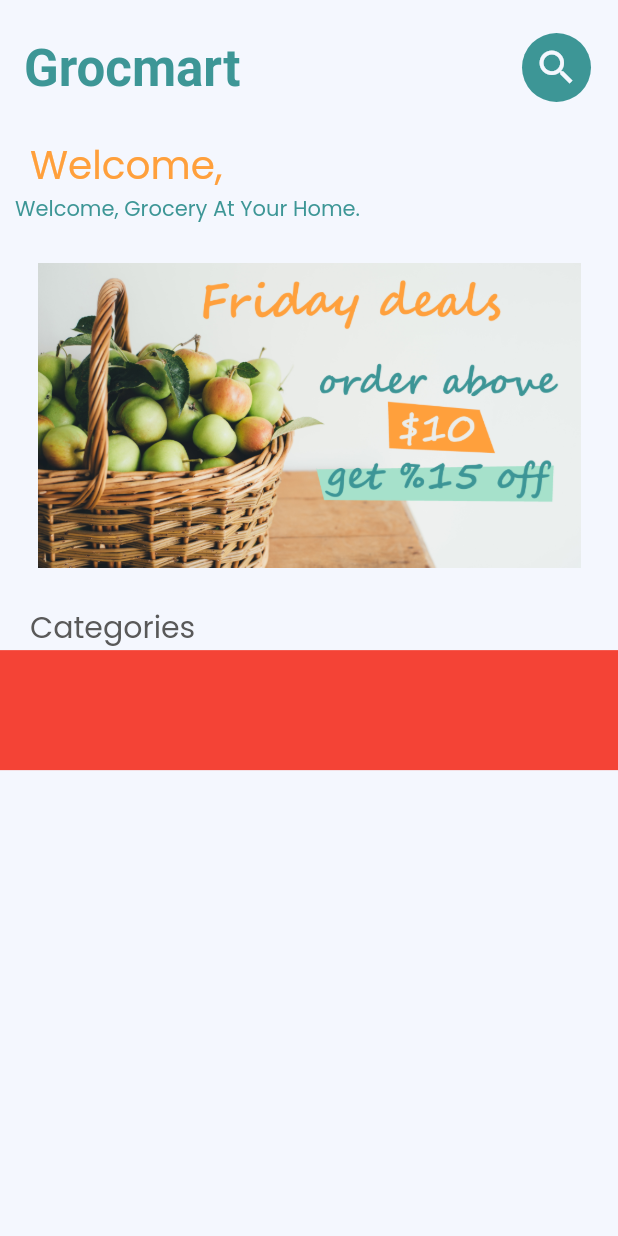
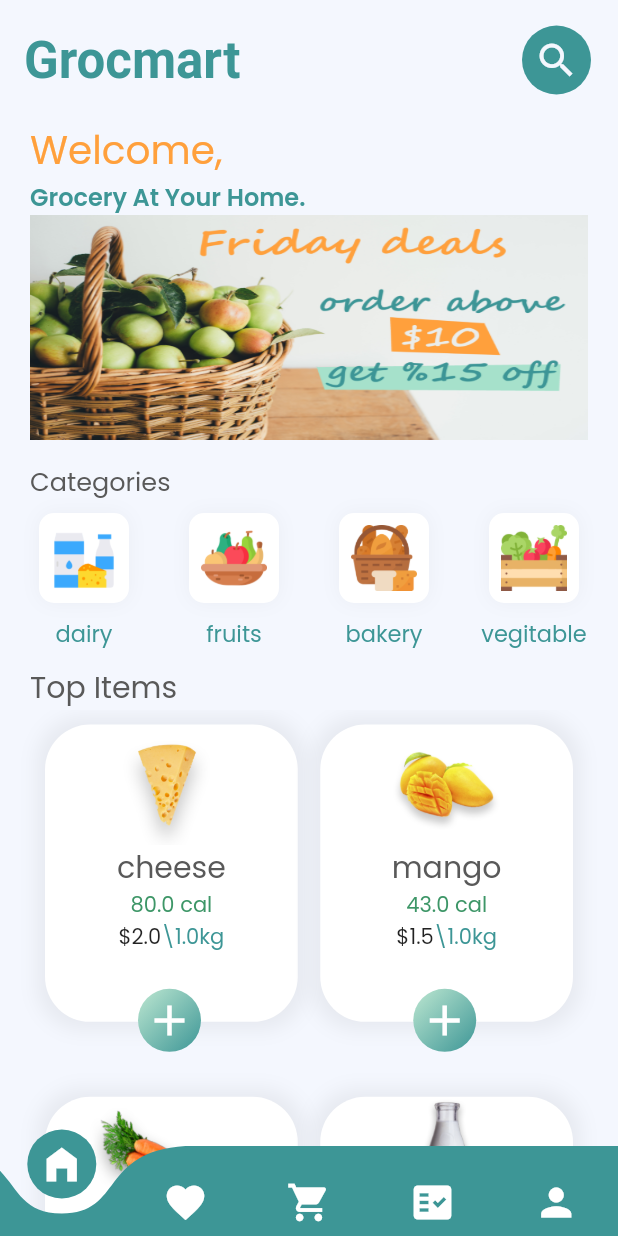
Before and after one commit to mstafamajid/grosmart, a Flutter app: the screen it shows after launch, on a phone screen of 412 x 824 dp. Run offline on Flutter 3.47's test engine with Material 2 defaults, Android fonts, the phone set to English and light mode, and no system bars; drawn by our look-alikes of curved_navigation_bar; our stand-ins replace google_maps_flutter.

Commit message:
complete mainScreen and update dummy data

```diff
--- a/lib/constant.dart
+++ b/lib/constant.dart
@@ -5,3 +5,4 @@ import 'package:flutter/cupertino.dart';
 const green=Color(0xFF3D9696);
 const black_label=Color(0xff595959);
 const forgetPasswordColor=Color(0xff5063B0);
+const orange=Color(0xFFFFA03C);
--- a/lib/dataModal/products.dart
+++ b/lib/dataModal/products.dart
@@ -3,16 +3,24 @@ import 'package:flutter/foundation.dart';
 
 class Product with ChangeNotifier{
   final String id;
+  final double  calories;
   final String categoryId;
    double price;
   final String imagePath;
   final String name;
+  final String typemesu;
+  final double numPerSale;
    Product({
+    required this.calories,
     required this.id,
     required this.categoryId,
     required this.price,
     required this.imagePath,
     required this.name,
+    required this.typemesu,
+    required this.numPerSale,
+
+
   });
 }
 
--- a/lib/dataModal/products_list.dart
+++ b/lib/dataModal/products_list.dart
@@ -1,86 +1,100 @@
-// ignore_for_file: prefer_final_fields
-
 import 'package:flutter/foundation.dart';
 import 'image_paths.dart';
 import 'products.dart';
 
 class Products with ChangeNotifier {
-  List<Product> listOfProducts = [
+  List<Product> _listOfProducts = [
     Product(
-        id: 'id2',
-        categoryId: 'ct1',
-        price: 1,
-        imagePath: bakery,
-        name: 'bakery'),
-    Product(
-        id: 'id6',
-        categoryId: 'ct2',
-        price: 3,
-        imagePath: cookie,
-        name: 'cookie'),
-    Product(
-        id: 'id7',
-        categoryId: 'ct3',
-        price: 4,
-        imagePath: dairy,
-        name: 'dairy'),
-    Product(
+        numPerSale: 1,
+        calories: 80,
         id: 'id5',
         categoryId: 'ct2',
         price: 2,
         imagePath: cheese,
-        name: 'cheese'),
+        name: 'cheese',
+        typemesu: 'kg'),
     Product(
+        numPerSale: 1,
+        typemesu: 'kg',
+        calories: 43,
         id: 'id8',
         categoryId: 'ct3',
         price: 1.5,
         imagePath: mango,
         name: 'mango'),
     Product(
+        numPerSale: 1,
+        typemesu: 'kg',
+        calories: 23,
         id: 'id4',
         categoryId: 'ct2',
         price: 1.1,
         imagePath: carrot,
         name: 'carrot'),
     Product(
-        id: 'id10', categoryId: 'ct3', price: 5, imagePath: milk, name: 'milk'),
+        numPerSale: 1,
+        typemesu: 'lt',
+        calories: 33,
+        id: 'id10',
+        categoryId: 'ct3',
+        price: 5,
+        imagePath: milk,
+        name: 'milk'),
     Product(
+        numPerSale: 10,
+        typemesu: 'pcs',
+        calories: 26,
         id: 'id3',
         categoryId: 'ct1',
         price: 2,
         imagePath: bread,
         name: 'bread'),
     Product(
+        numPerSale: 1,
+        typemesu: 'kg',
+        calories: 22,
         id: 'id11',
         categoryId: 'ct3',
         price: 2.5,
         imagePath: tomato,
         name: 'tomato'),
     Product(
+        numPerSale: 1,
+        typemesu: 'kg',
+        calories: 43,
         id: 'id1',
         categoryId: 'ct1',
         price: 1,
         imagePath: banana,
         name: 'banana'),
+    Product(
+        numPerSale: 5,
+        typemesu: 'pcs',
+        calories: 45,
+        id: 'id12',
+        categoryId: 'ct2',
+        price: 1,
+        imagePath: cookie,
+        name: 'cookie'),
   ];
   List<Product> get listOfProductsss {
-    return [...listOfProducts];
+    return [..._listOfProducts];
   }
 
   void add(Product newproduct) {
-    listOfProducts.add(newproduct);
+    _listOfProducts.add(newproduct);
     notifyListeners();
   }
 }
 
-// class Categories with ChangeNotifier {
-//   List<category> categories_list = [
-//     category(id: 'ct1', name: 'dairy', imageUrl: dairy),
-//     category(id: 'ct2', name: 'fruits', imageUrl: fruit),
-//     category(id: 'ct3', name: 'bakery', imageUrl: bakery),
-//     category(id: 'ct3', name: 'vegitable', imageUrl: organic_food),
-//   ];
-//    List<category> get listOfCategories {
-//     return categories_list;
-//   }
-// }
+class Categories with ChangeNotifier {
+  List<category> _categories_list = [
+    category(id: 'ct1', name: 'dairy', imageUrl: dairy),
+    category(id: 'ct2', name: 'fruits', imageUrl: fruit),
+    category(id: 'ct3', name: 'bakery', imageUrl: bakery),
+    category(id: 'ct3', name: 'vegitable', imageUrl: organic_food),
+  ];
+  List<category> get listOfCategories {
+    return _categories_list;
+  }
+}
--- a/lib/main.dart
+++ b/lib/main.dart
@@ -1,7 +1,9 @@
 import 'package:flutter/material.dart';
 import 'package:grosmart/constant.dart';
+import 'package:grosmart/dataModal/products_list.dart';
 import 'package:grosmart/login%20and%20registration/Login_screen.dart';
 import 'package:grosmart/screens/mainScreen.dart';
+import 'package:provider/provider.dart';
 
 void main() {
   runApp(const MyApp());
@@ -13,7 +15,12 @@ class MyApp extends StatelessWidget {
   // This widget is the root of your application.
   @override
   Widget build(BuildContext context) {
-    return MaterialApp(
+    return MultiProvider(
+      providers: [
+        ChangeNotifierProvider(create: (context) => Categories()),
+        ChangeNotifierProvider(create: (context) => Products()),
+      ],
+      child: MaterialApp(
         debugShowCheckedModeBanner: false,
         initialRoute: ProductOverView.nameRoute,
         routes: {
@@ -21,6 +28,9 @@ class MyApp extends StatelessWidget {
           '/': (context) => const Login_registration_screen()
         },
         theme: ThemeData(
+          colorScheme: Theme.of(context)
+              .colorScheme
+              .copyWith(primary: green, secondary: green),
           canvasColor: const Color(0xFFF4F7FE),
           appBarTheme: const AppBarTheme(
               titleTextStyle: TextStyle(
@@ -53,6 +63,7 @@ class MyApp extends StatelessWidget {
               contentPadding: EdgeInsets.zero,
               alignLabelWithHint: true),
         ),
+      ),
     );
   }
 }
--- a/lib/screens/mainScreen.dart
+++ b/lib/screens/mainScreen.dart
@@ -1,11 +1,13 @@
-
-
+import 'package:curved_navigation_bar/curved_navigation_bar.dart';
 import 'package:flutter/material.dart';
 
 import 'package:grosmart/constant.dart';
 import 'package:grosmart/dataModal/image_paths.dart';
 import 'package:grosmart/dataModal/products_list.dart';
 import 'package:grosmart/screens/widgets/Categories_itembuilder.dart';
+import 'package:grosmart/screens/widgets/TopItem_gridview_builder.dart';
+
+import 'package:provider/provider.dart';
 
 class ProductOverView extends StatelessWidget {
   const ProductOverView({Key? key}) : super(key: key);
@@ -13,9 +15,38 @@ class ProductOverView extends StatelessWidget {
   @override
   Widget build(BuildContext context) {
     return Scaffold(
+      extendBody: true,
+      bottomNavigationBar: Theme(
+        data: Theme.of(context)
+            .copyWith(iconTheme: IconThemeData(color: Colors.white, size: 30)),
+        child: CurvedNavigationBar(
+          height: 60,
+          color: green,
+          backgroundColor: Colors.transparent,
+          buttonBackgroundColor: green,
+          animationDuration: Duration(milliseconds: 300),
+          items: const [
+            Icon(
+              Icons.home_filled,
+            ),
+            Icon(
+              Icons.favorite,
+            ),
+            Icon(
+              Icons.shopping_cart,
+            ),
+            Icon(
+              Icons.fact_check,
+            ),
+            Icon(
+              Icons.person,
+            ),
+          ],
+        ),
+      ),
       appBar: AppBar(
         backgroundColor: Theme.of(context).canvasColor,
-        toolbarHeight: 90,
+        toolbarHeight: 80,
         elevation: 0,
         title: const Text(
           'Grocmart',
@@ -40,43 +71,93 @@ class ProductOverView extends StatelessWidget {
       body: Column(
         crossAxisAlignment: CrossAxisAlignment.stretch,
         children: [
-          Padding(
-            padding: const EdgeInsets.only(left: 20),
-            child: const Text(
+          const Padding(
+            padding: EdgeInsets.only(left: 20),
+            child: Text(
               'Welcome,',
-              style: TextStyle(color: Color(0xFFFFA03C), fontSize: 26),
+              style: TextStyle(color: orange, fontSize: 26),
             ),
           ),
-          Padding(
-            padding: const EdgeInsets.only(
-              left: 10,
+          const Padding(
+            padding: EdgeInsets.only(
+              left: 20,
             ),
-            child: const Text(
-              'Welcome, Grocery At Your Home.',
-              style: TextStyle(color: green),
+            child: Text(
+              'Grocery At Your Home.',
+              style: TextStyle(
+                  color: green, fontSize: 16, fontWeight: FontWeight.w600),
             ),
           ),
           Container(
-            padding: const EdgeInsets.all(25),
-            child: Image.asset(friday_offer),
+            height: 150,
+            padding: const EdgeInsets.only(top: 0, right: 20, left: 20),
+            child: Image.asset(
+              friday_offer,
+              fit: BoxFit.fill,
+            ),
           ),
-          Padding(
-            padding: const EdgeInsets.only(left: 20),
-            child: const Text(
+          const Padding(
+            padding: EdgeInsets.only(left: 20, top: 15),
+            child: Text(
               'Categories',
+              style: TextStyle(
+                color: black_label,
+                fontSize: 17,
+              ),
+            ),
+          ),
+          categoriesListviewBuilder(),
+          const Padding(
+            padding: EdgeInsets.only(left: 20),
+            child: Text(
+              'Top Items',
               style: TextStyle(
                 color: black_label,
                 fontSize: 20,
               ),
             ),
           ),
-          Container(
-            height: 80,
-            color: Colors.red,
-
-          )
+          Expanded(
+              child: Consumer<Products>(builder: (context, products, child) {
+            return GridView.builder(
+              padding: const EdgeInsets.only(
+                  top: 10, left: 30, right: 30, bottom: 90),
+              itemCount: products.listOfProductsss.length,
+              itemBuilder: ((context, index) => SingleTopItem(
+                    singleProduct: products.listOfProductsss[index],
+                  )),
+              gridDelegate: SliverGridDelegateWithFixedCrossAxisCount(
+                  crossAxisCount: 2,
+                  childAspectRatio: 3.4 / 4,
+                  crossAxisSpacing: 15,
+                  mainAxisSpacing: 50),
+            );
+          }))
         ],
       ),
     );
   }
+
+  Container categoriesListviewBuilder() {
+    return Container(
+      alignment: Alignment.center,
+      height: 110,
+      child: Consumer<Categories>(
+        builder: (contextConsumer, catego, child) {
+          return ListView.separated(
+            shrinkWrap: true,
+            scrollDirection: Axis.horizontal,
+            itemBuilder: ((ctx, index) => category_builder(
+                  categoryname: catego.listOfCategories[index].name,
+                  imagePath: catego.listOfCategories[index].imageUrl,
+                )),
+            itemCount: catego.listOfCategories.length,
+            separatorBuilder: (BuildContext _, int index) => SizedBox(
+              width: 20,
+            ),
+          );
+        },
+      ),
+    );
+  }
 }
--- a/lib/screens/widgets/Categories_itembuilder.dart
+++ b/lib/screens/widgets/Categories_itembuilder.dart
@@ -1,6 +1,7 @@
 import 'package:flutter/material.dart';
 import 'package:flutter/src/foundation/key.dart';
 import 'package:flutter/src/widgets/framework.dart';
+import 'package:grosmart/constant.dart';
 
 class category_builder extends StatelessWidget {
   final String imagePath;
@@ -12,21 +13,27 @@ class category_builder extends StatelessWidget {
   Widget build(BuildContext context) {
     return GestureDetector(
       child: Column(
+        mainAxisAlignment: MainAxisAlignment.spaceEvenly,
         children: [
           Container(
-            height: 70,
-            width: 75,
-            margin: const EdgeInsets.only(left :10, right: 10),
-            padding: const EdgeInsets.all(20),
+            height: 60,
+            width: 60,
+            margin: const EdgeInsets.only(left: 10, right: 10,),
+            padding: const EdgeInsets.all(8),
             child: Image.asset(imagePath),
-            decoration: const BoxDecoration(color: Colors.white, boxShadow: [
-              BoxShadow(
-                color: Color(0x0A000000),
-                spreadRadius: 10,
-                blurRadius: 10,
-              )
-            ]),
-
+            decoration: const BoxDecoration(
+                color: Colors.white,
+                borderRadius: BorderRadius.all(Radius.circular(10)),
+                boxShadow: [
+                  BoxShadow(
+                    color: Color(0x0A000000),
+                    blurRadius: 10,
+                  )
+                ]),
+          ),
+          Text(
+            categoryname,
+            style: const TextStyle(color: green, fontSize: 15),
           )
         ],
       ),
--- /dev/null
+++ b/lib/screens/widgets/TopItem_gridview_builder.dart
@@ -0,0 +1,92 @@
+// ignore_for_file: public_member_api_docs, sort_constructors_first
+import 'package:flutter/cupertino.dart';
+import 'package:flutter/material.dart';
+import 'package:flutter/src/foundation/key.dart';
+import 'package:flutter/src/widgets/framework.dart';
+import 'package:grosmart/constant.dart';
+import 'package:grosmart/dataModal/products.dart';
+import 'package:grosmart/dataModal/products_list.dart';
+
+class SingleTopItem extends StatelessWidget {
+  final Product singleProduct;
+
+  const SingleTopItem({Key? key, required this.singleProduct})
+      : super(key: key);
+
+  @override
+  Widget build(BuildContext context) {
+    return Container(
+      decoration: BoxDecoration(
+          borderRadius: BorderRadius.circular(30),
+          color: Colors.white,
+          boxShadow: [
+            BoxShadow(
+                color: Color.fromARGB(14, 0, 0, 0),
+                blurRadius: 10,
+                spreadRadius: 5)
+          ]),
+      child: Stack(
+        clipBehavior: Clip.none,
+        children: [
+          Column(
+            crossAxisAlignment: CrossAxisAlignment.center,
+            mainAxisAlignment: MainAxisAlignment.start,
+            children: [
+              Container(
+                height: 80,
+                width: double.infinity,
+                child: Image.asset(
+                  singleProduct.imagePath,
+                  fit: BoxFit.contain,
+                ),
+              ),
+              Text(singleProduct.name,
+                  style: const TextStyle(fontSize: 20, color: black_label)),
+              Text(
+                '${singleProduct.calories} cal',
+                style: const TextStyle(
+                  color: Color(0xFF3D9667),
+                ),
+              ),
+              Row(
+                mainAxisAlignment: MainAxisAlignment.center,
+                children: [
+                  Text('\$${singleProduct.price}'),
+                  Text(
+                    '\\${singleProduct.numPerSale}${singleProduct.typemesu}',
+                    style: TextStyle(color: green),
+                  )
+                ],
+              )
+            ],
+          ),
+          Positioned(
+              bottom: -20,
+              left: 62,
+              child: Container(
+                height: 42,
+                width: 42,
+                alignment: Alignment.center,
+                decoration: BoxDecoration(
+                  borderRadius: BorderRadius.circular(50),
+                  gradient: const LinearGradient(
+                      begin: Alignment.topLeft,
+                      end: Alignment.bottomRight,
+                      colors: [
+                        Color(0xffBDE7D1),
+                        green,
+                      ]),
+                ),
+                child: InkWell(
+                    onTap: () {},
+                    child: const Icon(
+                      Icons.add,
+                      color: Colors.white,
+                      size: 34,
+                    )),
+              ))
+        ],
+      ),
+    );
+  }
+}
--- a/pubspec.yaml
+++ b/pubspec.yaml
@@ -36,6 +36,10 @@ dependencies:
   cupertino_icons: ^1.0.2
   buttons_tabbar: ^1.3.6
   google_maps_flutter: ^2.1.9
+  provider: ^6.0.3
+  curved_navigation_bar: ^1.0.3
+  iconsax: ^0.0.8
+  font_awesome_flutter: ^10.1.0
 
 dev_dependencies:
   flutter_test:
```
Also changed, not shown: assets/images/carrot.png, assets/images/milk.png, pubspec.lock. Lines whose indentation alone changed are shown as unchanged.
